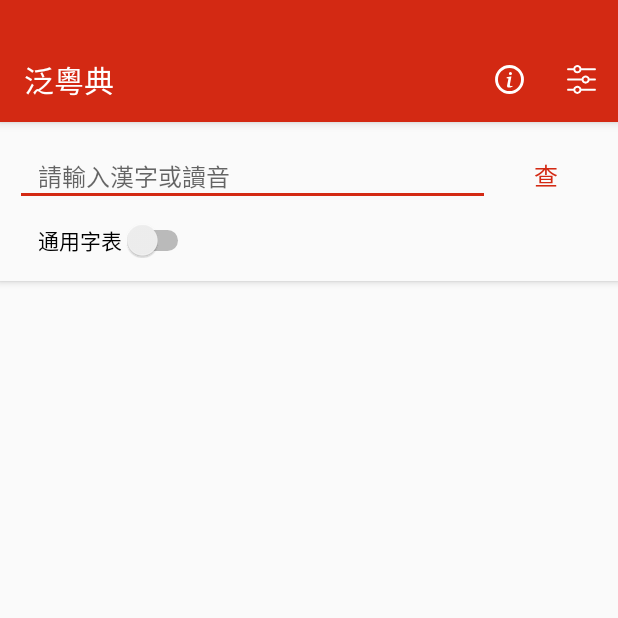
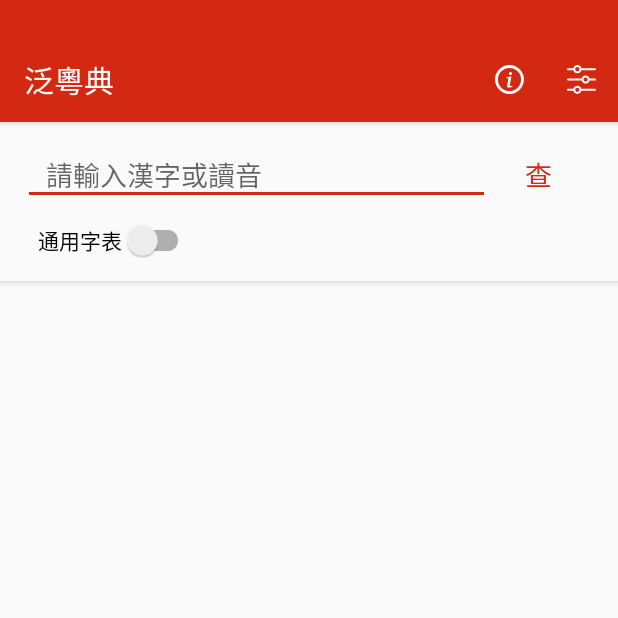
Before and after one commit to JyutdictEB/Jyutdict-Android, an Android app: the screen it shows after launch (MainActivity), on a phone screen of 412 x 824 dp, the top half of it. Run offline under Robolectric (Android 15) with nearby library versions, the phone set to English and light mode, and no system bars; libraries missing offline, so code that uses them is left out: com.github.zackratos.ultimatebar; pictures from the network do not load; 1 statement that could not run was skipped.

Commit message:
v0.3.7/210205

```diff
--- a/app/build.gradle
+++ b/app/build.gradle
@@ -8,8 +8,8 @@ android {
         applicationId "cc.ecisr.jyutdict"
         minSdkVersion 14
         targetSdkVersion 30
-        versionCode 31
-        versionName "0.3.1"
+        versionCode 37
+        versionName "0.3.7"
 
         testInstrumentationRunner "androidx.test.runner.AndroidJUnitRunner"
     }
--- a/app/src/main/java/cc/ecisr/jyutdict/InfoActivity.java
+++ b/app/src/main/java/cc/ecisr/jyutdict/InfoActivity.java
@@ -3,7 +3,6 @@ package cc.ecisr.jyutdict;
 import androidx.appcompat.app.AppCompatActivity;
 
 import android.os.Bundle;
-import android.webkit.WebSettings;
 import android.webkit.WebView;
 
 /**
@@ -19,7 +18,7 @@ public class InfoActivity extends AppCompatActivity {
 		super.onCreate(savedInstanceState);
 		setContentView(R.layout.activity_info);
 		webView = findViewById(R.id.web_view);
-		WebSettings webSettings = webView.getSettings();
+		// WebSettings webSettings = webView.getSettings();
 
 		webView.loadUrl(INFO_HTML_FILE_URL);
 
--- a/app/src/main/java/cc/ecisr/jyutdict/MainActivity.java
+++ b/app/src/main/java/cc/ecisr/jyutdict/MainActivity.java
@@ -10,15 +10,14 @@ import androidx.core.content.ContextCompat;
 import android.Manifest;
 import android.animation.ArgbEvaluator;
 import android.animation.ObjectAnimator;
-import android.annotation.SuppressLint;
 import android.app.AlertDialog;
 import android.content.Context;
 import android.content.Intent;
 import android.content.SharedPreferences;
 import android.content.pm.PackageManager;
-import android.graphics.Color;
 import android.os.Bundle;
 import android.os.Handler;
+import android.os.Looper;
 import android.os.Message;
 import android.text.Editable;
 import android.text.TextWatcher;
@@ -30,11 +29,9 @@ import android.view.inputmethod.EditorInfo;
 import android.view.inputmethod.InputMethodManager;
 import android.widget.ArrayAdapter;
 import android.widget.Button;
-import android.widget.EditText;
 import android.widget.LinearLayout;
 import android.widget.ProgressBar;
 import android.widget.Spinner;
-import android.widget.Switch;
 
 import com.github.zackratos.ultimatebar.UltimateBar;
 
@@ -50,6 +47,8 @@ import cc.ecisr.jyutdict.utils.StringUtil;
 import cc.ecisr.jyutdict.utils.EnumConst;
 import cc.ecisr.jyutdict.utils.HttpUtil;
 import cc.ecisr.jyutdict.utils.ToastUtil;
+import cc.ecisr.jyutdict.widget.EditTextWithClear;
+import cc.ecisr.jyutdict.widget.SwitchCustomized;
 
 /**
  * app 的主頁面，包含一個查詢結果的 fragment
@@ -58,10 +57,10 @@ public class MainActivity extends AppCompatActivity {
 	private static final String TAG = "`MainActivity";
 	private static final String URL_API_ROOT = "https://www.jyutdict.org/api/v0.9/";
 
-	EditText inputEditText;
-	Button btnQueryConfirm;
+	EditTextWithClear inputEditText;
+	Button btnQueryConfirm, btnQueryClear;
 	Spinner spinnerQueryLocation;
-	Switch switchQueryOpts1, switchQueryOpts2, switchQueryOpts3;
+	SwitchCustomized switchQueryOpts1, switchQueryOpts2, switchQueryOpts3;
 	ResultFragment resultFragment;
 	ProgressBar loadingProgressBar;
 	Toolbar toolbar;
@@ -76,18 +75,17 @@ public class MainActivity extends AppCompatActivity {
 	// 是否已成功獲取到泛粵字表表頭並且完成初始化步驟
 	boolean isPrepared = false;
 
+	// 指示是否剛初始化完畢，當點擊過查詢按鈕時纔變 False
+	boolean isJustInitialized = true;
+
 	// 下拉選擇框的 Adapter，存放的是可供查詢的查詢地名
 	ArrayAdapter<String> locationsAdapter;
-
-	// 儲存泛粵字表的表頭
-	// 內部以静态方式儲存
-	HeaderInfo headerInfo;
 
 	// 用於獲取用戶的設置，與存儲各開關的狀態
 	SharedPreferences sp;
 
 	// 用於網絡線程與主線程間的通信
-	Handler mainHandler;
+	MainHandler mainHandler;
 	// 用於向服務器發送請求，與接收回應
 	HttpUtil query = new HttpUtil(HttpUtil.GET);
 
@@ -103,6 +101,7 @@ public class MainActivity extends AppCompatActivity {
 		lyMain = findViewById(R.id.whole_main_layout);
 		inputEditText = findViewById(R.id.edit_text_input);
 		btnQueryConfirm = findViewById(R.id.btn_query);
+		btnQueryClear = findViewById(R.id.btn_clear);
 		spinnerQueryLocation = findViewById(R.id.locate_spinner);
 		lyAdvancedSearch = findViewById(R.id.input_advanced_switch);
 		switchQueryOpts1 = findViewById(R.id.switch_select_sheet);
@@ -115,10 +114,8 @@ public class MainActivity extends AppCompatActivity {
 		locationsAdapter = new ArrayAdapter<>(this, R.layout.spinner_drop_down_item);
 		spinnerQueryLocation.setAdapter(locationsAdapter);
 		locationsAdapter.add("字/音");
-		//locationsAdapter.add("俗字");
 	}
 
-	@SuppressLint("HandlerLeak")
 	@Override
 	protected void onCreate(Bundle savedInstanceState) {
 		super.onCreate(savedInstanceState);
@@ -135,23 +132,22 @@ public class MainActivity extends AppCompatActivity {
 		}
 		initPermission();
 
-		mainHandler = new Handler() {
-			@Override
-			public void handleMessage(@NonNull Message msg) {
+		mainHandler = new MainHandler(Looper.getMainLooper(), msg -> {
 			switch (msg.what) {
 				case EnumConst.INITIALIZE_LOCATIONS: // 初始化表頭
 					try {
 						JSONArray headerArray = new JSONObject( // TODO 改用其它第三方JSON來解析
 								msg.obj.toString()
 						).getJSONArray("__valid_options");
-							headerInfo = new HeaderInfo(headerArray);
+						HeaderInfo.load(headerArray);
 
 						locationsAdapter.addAll(HeaderInfo.getCityList());
 
 						spinnerQueryLocation.setSelection(
 								sp.getInt("spinner_selected_position", 0));
 						isPrepared = true;
-							if (inputEditText.getText().length() != 0) search();
+						query.setHandler(mainHandler);
+						if (!isJustInitialized && inputEditText.getText().length() != 0) search();
 					} catch (JSONException ignored) {}
 					break;
 				case HttpUtil.REQUEST_CONTENT_SUCCESSFULLY:
@@ -159,7 +155,10 @@ public class MainActivity extends AppCompatActivity {
 					loadingProgressBar.setVisibility(View.GONE);
 					break;
 				case HttpUtil.REQUEST_CONTENT_FAIL:
-						ToastUtil.msg(MainActivity.this, getString(R.string.error_tips_network, msg.obj.toString()));
+					String toastMessage = "0".equals(msg.obj.toString()) ?
+							getString(R.string.error_tips_network_out_of_time) :
+							getString(R.string.error_tips_network, msg.obj.toString());
+					ToastUtil.msg(this, toastMessage);
 					loadingProgressBar.setVisibility(View.GONE);
 					break;
 				default:
@@ -167,11 +166,19 @@ public class MainActivity extends AppCompatActivity {
 			}
 			btnQueryConfirm.setEnabled(true);
 			btnQueryConfirm.setTextColor(getResources().getColor(R.color.colorPrimary));
-			}
-		};
+		});
 
 		// 查詢按鈕
-		btnQueryConfirm.setOnClickListener(v -> search());
+		btnQueryConfirm.setOnClickListener(v -> {
+			isJustInitialized = false;
+			if (!isPrepared) {
+				ToastUtil.msg(this, "正在獲取地方信息，請稍候");
+				query.start(); // 重新向服務器發送請求
+				return;
+			}
+			search();
+		});
+		btnQueryClear.setOnClickListener(v -> inputEditText.setText(""));
 
 		// 監聽焦點在輸入框內的軟鍵盤的確認按鈕
 		inputEditText.setOnEditorActionListener((v, actionId, event) -> {
@@ -189,11 +196,17 @@ public class MainActivity extends AppCompatActivity {
 		});
 
 		// 監聽輸入框的輸入 // 僅用於功能測試
-		inputEditText.addTextChangedListener(new TextWatcher() { // 用來根據蒐字/蒐音變按鈕色
+		inputEditText.addTextChangedListener(new TextWatcher() { // 用來根據搜字/搜音變按鈕色
 			@Override
 			public void beforeTextChanged(CharSequence s, int start, int count, int after) {}
 			@Override
-			public void onTextChanged(CharSequence s, int start, int before, int count) {}
+			public void onTextChanged(CharSequence s, int start, int before, int count) {
+				if ("".equals(s.toString())) {
+					btnQueryClear.setVisibility(View.GONE);
+				} else {
+					btnQueryClear.setVisibility(View.VISIBLE);
+				}
+			}
 			@Override
 			public void afterTextChanged(Editable s) {
 				int presentColor = (StringUtil.isAlphaString(s.toString())) ?
@@ -209,9 +222,12 @@ public class MainActivity extends AppCompatActivity {
 			}
 		});
 		previousColor = getResources().getColor(R.color.colorPrimary);
+		btnQueryClear.setVisibility(View.GONE);
 
 		// 讀取幾個開關之前的狀態
 		sp = getSharedPreferences("settings", MODE_PRIVATE);
+		switchQueryOpts1.setSetCheckedListener(this::setInputEditTextHint);
+		switchQueryOpts2.setSetCheckedListener(this::setInputEditTextHint);
 		switchQueryOpts1.setChecked(sp.getBoolean("switch_1_is_checked", false));
 		switchQueryOpts2.setChecked(sp.getBoolean("switch_2_is_checked", false));
 		switchQueryOpts3.setChecked(sp.getBoolean("switch_3_is_checked", false));
@@ -223,9 +239,13 @@ public class MainActivity extends AppCompatActivity {
 
 		// 獲取泛粵字表的表頭
 		query.setUrl("http://jyutdict.org/api/v0.9/sheet?query=&header")
-			.setHandler(mainHandler, EnumConst.INITIALIZE_LOCATIONS)
-			.start();
+				.setHandler(mainHandler, EnumConst.INITIALIZE_LOCATIONS);
+		boolean hadCheckedInfoActivity = sp.getBoolean("had_checked_info_activity_2", false);
+		if (hadCheckedInfoActivity) {
+			query.start();
+		} else {
 			printTipsMessageBox();
+		}
 	}
 
 	/**
@@ -263,14 +283,14 @@ public class MainActivity extends AppCompatActivity {
 	 *
 	 * REQUESTING_SETTING 表示打開設置界面的 request code
 	 */
-	private static final int REQUESTING_SETTING = 8308;
+
 	@Override
 	public boolean onOptionsItemSelected(@NonNull MenuItem item) {
 		Intent intent;
 		int itemId = item.getItemId();
 		if (itemId == R.id.menu_setting) {
 			intent = new Intent(MainActivity.this, SettingsActivity.class);
-			startActivityForResult(intent, REQUESTING_SETTING);
+			startActivityForResult(intent, EnumConst.ACTIVITY_REQUESTING_SETTING);
 		} else if (itemId == R.id.menu_info) {
 			intent = new Intent(MainActivity.this, InfoActivity.class);
 			startActivity(intent);
@@ -347,17 +367,24 @@ public class MainActivity extends AppCompatActivity {
 	 *
 	 */
 	private void search() {
-		if (!isPrepared) {
-			ToastUtil.msg(this, "正在獲取地方信息，請稍候");
-			query.start(); // 重新向服務器發送請求
+		if (inputEditText.getText() != null) {
+			setInputString(inputEditText.getText().toString()); // 必须放在最前面
+		} else {
 			return;
 		}
-		setInputString(inputEditText.getText().toString()); // 必须放在最前面
+
+		if (isPrepared && "".equals(inputString) && !(switchQueryOpts1.isChecked() && !switchQueryOpts2.isChecked())) {
+			return;
+		} // 搜索欄爲空時不檢索
+
 		ResultItemAdapter.ResultInfo.clearItem();
 		loadingProgressBar.setVisibility(View.VISIBLE);
 		StringBuilder url = new StringBuilder(URL_API_ROOT);
 		if (switchQueryOpts1.isChecked()) { // 檢索泛粵字表
 			queryObjectWhat = EnumConst.QUERYING_SHEET;
+			if (inputString.equals("") && !switchQueryOpts2.isChecked()) {
+				url.append("sheet?query=!&limit=10");
+			} else {
 				if (StringUtil.isAlphaString(inputString) && !switchQueryOpts2.isChecked()) { // 音
 					url.append(String.format("sheet?query=%s&trim", inputString));
 
@@ -377,6 +404,7 @@ public class MainActivity extends AppCompatActivity {
 				if (switchQueryOpts3.isChecked()) {
 					url.append("&regex");
 				}
+			}
 		} else { // 檢索通用字表
 			if (StringUtil.isAlphaString(inputString)) { // 音
 				queryObjectWhat = EnumConst.QUERYING_PRON;
@@ -387,9 +415,7 @@ public class MainActivity extends AppCompatActivity {
 			}
 		}
 
-		query.setUrl(url.toString()) // GET請求服務器API
-			.setHandler(mainHandler)
-			.start();
+		query.setUrl(url.toString()).start(); // GET請求服務器API
 		btnQueryConfirm.setEnabled(false);
 		btnQueryConfirm.setTextColor(getResources().getColor(R.color.colorUnavailable));
 		saveLayoutStatus();
@@ -398,10 +424,25 @@ public class MainActivity extends AppCompatActivity {
 	@Override
 	protected void onActivityResult(int requestCode, int resultCode, @Nullable Intent data) {
 		super.onActivityResult(requestCode, resultCode, data);
-		if (requestCode == REQUESTING_SETTING) {
+		if (requestCode == EnumConst.ACTIVITY_REQUESTING_SETTING) {
 			boolean isEnableAdvancedSearch = (resultCode&0b1) != 0;
 			lyAdvancedSearch.setVisibility(isEnableAdvancedSearch ? View.VISIBLE : View.GONE);
 			if (!isEnableAdvancedSearch) switchQueryOpts3.setChecked(false);
+		} else if (requestCode == EnumConst.ACTIVITY_CHECKING_INFO_PRIVACY) {
+			query.start();
+		}
+	}
+
+
+	private void setInputEditTextHint() {
+		if (switchQueryOpts1.isChecked()) {
+			if (switchQueryOpts2.isChecked()) {
+				inputEditText.setHint(R.string.search_tips_backward);
+			} else {
+				inputEditText.setHint(R.string.search_tips_expend);
+			}
+		} else {
+			inputEditText.setHint(R.string.search_tips);
 		}
 	}
 
@@ -409,15 +450,16 @@ public class MainActivity extends AppCompatActivity {
 	 * 首次使用時顯示提示框
 	 */
 	private void printTipsMessageBox() {
-		boolean hadCheckedInfoActivity = sp.getBoolean("had_checked_info_activity", false);
-		if (hadCheckedInfoActivity) return;
 		new AlertDialog.Builder(this)
 				.setTitle("歡迎使用本應用！")
-				.setMessage("在使用之前，請務必閱覽本應用之說明。\n\n起碼把紅字看完！")
+				.setMessage("在使用之前，請務必閱覽本應用之說明。\n\n起碼把紅字看完！\n\n註意：內含隱私聲明，返回此界面則代表同意該聲明。")
 				.setPositiveButton("打開「幫助」頁面",
 						(dialogInterface, i) -> {
-							startActivity(new Intent(MainActivity.this, InfoActivity.class));
-							sp.edit().putBoolean("had_checked_info_activity", true).apply();
+							startActivityForResult(
+									new Intent(MainActivity.this, InfoActivity.class),
+									EnumConst.ACTIVITY_CHECKING_INFO_PRIVACY
+							);
+							sp.edit().putBoolean("had_checked_info_activity_2", true).apply();
 						})
 				.setCancelable(false)
 				.show();
@@ -454,4 +496,25 @@ public class MainActivity extends AppCompatActivity {
 		}
 		super.onRequestPermissionsResult(requestCode, permissions, grantResults);
 	}
+
+	static class MainHandler extends Handler{
+		//WeakReference<MainActivity> mActivity;
+		IHandleMessageProcessor iHandleMessageProcessor;
+
+		public MainHandler(@NonNull Looper looper, IHandleMessageProcessor processor) {
+			super(looper);
+			iHandleMessageProcessor = processor;
 		}
+
+		@Override
+		public void handleMessage(@Nullable Message msg) {
+			iHandleMessageProcessor.handleMessage(msg);
+		}
+
+		public interface IHandleMessageProcessor {
+			void handleMessage(Message msg);
+		}
+	}
+
+
+}
--- a/app/src/main/java/cc/ecisr/jyutdict/utils/EnumConst.java
+++ b/app/src/main/java/cc/ecisr/jyutdict/utils/EnumConst.java
@@ -10,4 +10,7 @@ public class EnumConst {
 
 	public static final int GETTING_CONTENT_LOCATION = 0;
 	public static final int GETTING_CONTENT_WANSHYU = 1;
+
+	public static final int ACTIVITY_REQUESTING_SETTING = 8308;
+	public static final int ACTIVITY_CHECKING_INFO_PRIVACY = 8309;
 }
--- a/app/src/main/java/cc/ecisr/jyutdict/utils/HttpUtil.java
+++ b/app/src/main/java/cc/ecisr/jyutdict/utils/HttpUtil.java
@@ -30,7 +30,7 @@ public class HttpUtil {
 	private String urlStr = "";
 	private Handler handler;
 	private GetThread getThread;
-	private Boolean mode; // False For GET, True For POST
+	private final Boolean mode; // False For GET, True For POST
 
 	private int messageWhat;
 
--- /dev/null
+++ b/app/src/main/java/cc/ecisr/jyutdict/widget/EditTextWithClear.java
@@ -0,0 +1,44 @@
+package cc.ecisr.jyutdict.widget;
+
+import android.content.Context;
+import android.text.Editable;
+import android.text.TextWatcher;
+import android.util.AttributeSet;
+import android.view.View;
+
+public class EditTextWithClear extends androidx.appcompat.widget.AppCompatEditText implements View.OnFocusChangeListener, TextWatcher {
+
+
+	public EditTextWithClear(Context context) {
+		super(context);
+	}
+
+	public EditTextWithClear(Context context, AttributeSet attrs) {
+		super(context, attrs);
+	}
+
+	public EditTextWithClear(Context context, AttributeSet attrs, int defStyleAttr) {
+		super(context, attrs, defStyleAttr);
+	}
+
+
+	@Override
+	public void beforeTextChanged(CharSequence charSequence, int i, int i1, int i2) {
+
+	}
+
+	@Override
+	public void onTextChanged(CharSequence charSequence, int i, int i1, int i2) {
+
+	}
+
+	@Override
+	public void afterTextChanged(Editable editable) {
+
+	}
+
+	@Override
+	public void onFocusChange(View view, boolean b) {
+
+	}
+}
--- /dev/null
+++ b/app/src/main/java/cc/ecisr/jyutdict/widget/SwitchCustomized.java
@@ -0,0 +1,41 @@
+package cc.ecisr.jyutdict.widget;
+
+import android.content.Context;
+import android.util.AttributeSet;
+
+import androidx.annotation.NonNull;
+import androidx.annotation.Nullable;
+
+import com.google.android.material.switchmaterial.SwitchMaterial;
+
+public class SwitchCustomized extends SwitchMaterial {
+	private OnSetCheckedListener mListener;
+	private boolean isSetSetCheckedListener = false;
+
+	public SwitchCustomized(@NonNull Context context) {
+		super(context);
+	}
+
+	public SwitchCustomized(@NonNull Context context, @Nullable AttributeSet attrs) {
+		super(context, attrs);
+	}
+
+	public SwitchCustomized(@NonNull Context context, @Nullable AttributeSet attrs, int defStyleAttr) {
+		super(context, attrs, defStyleAttr);
+	}
+
+	public void setSetCheckedListener(OnSetCheckedListener listener) {
+		mListener = listener;
+		isSetSetCheckedListener = true;
+	}
+
+	@Override
+	public void setChecked(boolean checked) {
+		super.setChecked(checked);
+		if (isSetSetCheckedListener) mListener.onAfterSetChecked();
+	}
+
+	public interface OnSetCheckedListener {
+		void onAfterSetChecked();
+	}
+}
--- a/app/src/main/res/layout/activity_info.xml
+++ b/app/src/main/res/layout/activity_info.xml
@@ -11,5 +11,7 @@
         android:layout_width="match_parent"
         android:layout_height="match_parent"
         tools:layout_editor_absoluteX="1dp"
-        tools:layout_editor_absoluteY="1dp" />
+        tools:layout_editor_absoluteY="1dp"
+        android:textIsSelectable="true"
+        />
 </androidx.constraintlayout.widget.ConstraintLayout>
--- a/app/src/main/res/layout/activity_main.xml
+++ b/app/src/main/res/layout/activity_main.xml
@@ -38,13 +38,14 @@
             android:orientation="horizontal"
             app:layout_constraintEnd_toEndOf="parent"
             app:layout_constraintStart_toStartOf="parent"
-            app:layout_constraintTop_toTopOf="parent">
+            app:layout_constraintTop_toTopOf="parent"
+            android:paddingHorizontal="5dp"
+            >
 
-
-            <EditText
+            <cc.ecisr.jyutdict.widget.EditTextWithClear
                 android:id="@+id/edit_text_input"
                 android:layout_width="0dp"
-                android:layout_height="40dp"
+                android:layout_height="match_parent"
                 android:layout_weight="2"
                 android:backgroundTint="@color/colorPrimary"
                 android:ems="10"
@@ -56,24 +57,30 @@
                 android:maxLines="1"
                 android:paddingHorizontal="15dp"
                 android:paddingVertical="0dp"
-                android:textSize="16dp"
-                android:theme="@style/MyEditText"
-                app:layout_constraintStart_toEndOf="@+id/textView"
-                app:layout_constraintTop_toTopOf="@+id/textView" />
-
+                android:textSize="18sp"
+                android:theme="@style/MyEditText"/>
+            <Button
+                android:id="@+id/btn_clear"
+                android:layout_width="25dp"
+                android:layout_height="match_parent"
+                android:background="#00000000"
+                android:foreground="?selectableItemBackground"
+                android:text="@string/search_clear"
+                android:textColor="@color/colorPrimary"
+                android:textSize="26sp"
+                android:layout_marginEnd="10dp"
+                android:layout_marginRight="10dp" />
             <Button
                 android:id="@+id/btn_query"
-                android:layout_width="75dp"
-                android:layout_height="40dp"
+                android:layout_width="70dp"
+                android:paddingEnd="5dp"
+                android:paddingRight="5dp"
+                android:layout_height="match_parent"
                 android:background="#00000000"
                 android:foreground="?selectableItemBackground"
                 android:text="@string/search_button"
                 android:textColor="@color/colorPrimary"
-                android:paddingVertical="0dp"
-                android:textSize="16dp"
-                app:layout_constraintEnd_toEndOf="parent"
-                app:layout_constraintTop_toTopOf="@+id/textView"
-                />
+                android:textSize="18sp"/>
 
         </LinearLayout>
 
@@ -89,22 +96,22 @@
             app:layout_constraintStart_toStartOf="parent"
             app:layout_constraintTop_toBottomOf="@+id/input_line">
 
-            <Switch
+            <cc.ecisr.jyutdict.widget.SwitchCustomized
                 android:id="@+id/switch_select_sheet"
                 android:layout_width="wrap_content"
                 android:layout_height="match_parent"
                 android:text="@string/search_common_sheet"
-                android:theme="@style/ColorSwitchStyle"
+                android:theme="@style/SwitchStyle"
                 app:layout_constraintStart_toStartOf="@+id/input_line"
                 app:layout_constraintTop_toBottomOf="@+id/input_line" />
 
-            <Switch
+            <cc.ecisr.jyutdict.widget.SwitchCustomized
                 android:id="@+id/switch_reverse_search"
                 android:layout_width="wrap_content"
                 android:layout_height="match_parent"
                 android:layout_marginHorizontal="10dp"
                 android:text="@string/search_reversal"
-                android:theme="@style/ColorSwitchStyle"
+                android:theme="@style/SwitchStyle"
                 android:visibility="invisible"
                 app:layout_constraintStart_toEndOf="@+id/switch_select_sheet"
                 app:layout_constraintTop_toTopOf="@+id/switch_select_sheet" />
@@ -131,12 +138,12 @@
             app:layout_constraintStart_toStartOf="parent"
             app:layout_constraintTop_toBottomOf="@+id/input_switch">
 
-            <Switch
+            <cc.ecisr.jyutdict.widget.SwitchCustomized
                 android:id="@+id/switch_use_regex"
                 android:layout_width="wrap_content"
                 android:layout_height="match_parent"
                 android:text="@string/search_enable_regex"
-                android:theme="@style/ColorSwitchStyle"
+                android:theme="@style/SwitchStyle"
                 app:layout_constraintStart_toStartOf="@+id/input_line"
                 app:layout_constraintTop_toBottomOf="@+id/input_line" />
         </LinearLayout>
--- a/app/src/main/res/layout/layout_result_list_item.xml
+++ b/app/src/main/res/layout/layout_result_list_item.xml
@@ -41,7 +41,7 @@
                 android:foregroundGravity="center"
                 android:layout_gravity="center"
                 android:paddingHorizontal="15dp"
-                android:textSize="54sp"
+                android:textSize="50sp"
                 android:text="@string/result_list_chara"
                 android:textColor="@color/colorBlack"
                 />
--- a/app/src/main/res/values/strings.xml
+++ b/app/src/main/res/values/strings.xml
@@ -3,7 +3,7 @@
     <string name="app_version">當前版本：%1$d.%2$d.%3$d\n長按此處檢測新版本</string>
     <string name="app_version_0">0</string>
     <string name="app_version_1">3</string>
-    <string name="app_version_2">0</string>
+    <string name="app_version_2">7</string>
     <string name="app_about">泛粵大典附屬應用 by EcisRhetha\nwww.jyutdict.org</string>
 
     <!-- MainActivity -->
@@ -15,7 +15,10 @@
     <string name="result_list_upper">分韻 第六東董凍篤-虫 , 穿東陽平(chung4) , 復也曡也 | 第六東董凍篤-仲 , 照東陽去(zhung) , 厚也又慎重輕重\n英華 chung꜅(zhung6) | ꜁ch\'ung(chung4)</string>
     <string name="result_list_bottom">U+8FFFFF</string>
     <string name="search_tips">請輸入漢字或讀音</string>
+    <string name="search_tips_expend">留空檢索以隨機展示</string>
+    <string name="search_tips_backward">請輸入檢索字符串</string>
     <string name="search_button">查</string>
+    <string name="search_clear">×</string>
     <string name="search_common_sheet">通用字表</string>
     <string name="search_jyut_sheet">泛粵字表</string>
     <string name="search_reversal">反查釋義</string>
@@ -27,10 +30,13 @@
 
     <!-- Toast Message-->
     <string name="error_tips_network">網絡或服務器錯誤，錯誤碼：%1$s</string>
+    <string name="error_tips_network_out_of_time">未能連接服務器</string>
     <string name="tips_version_checking">正在检测更新版本</string>
     <string name="tips_version_checked">已为最新</string>
     <string name="tips_version_detected">有新版本，請於「幫助」頁面底部進入下載地址</string>
     <string name="permission_requesting">本應用需要通過網絡提供查詢服務，故還請允許相關的權限</string>
+    <string name="tips_no_result">無結果</string>
+    <string name="tips_chara_copied">已複製：%1$s</string>
 
     <!-- SettingActivity -->
     <string name="title_activity_settings">設置</string>
--- a/app/src/main/res/values/styles.xml
+++ b/app/src/main/res/values/styles.xml
@@ -14,8 +14,9 @@
         <item name="colorControlActivated">@color/colorAccent</item>
     </style>
 
-    <style name="ColorSwitchStyle">
+    <style name="SwitchStyle" parent="Theme.AppCompat.Light">
         <item name="colorControlActivated">@color/colorPrimaryDark</item>
+        <!--<item name="colorSwitchThumbNormal">@color/colorHover</item> // 关闭时的颜色-->
+        <!--<item name="android:colorForeground">@color/colorGray</item> // 关闭时的轨迹颜色-->
     </style>
-
 </resources>
```
Also changed, not shown: app/src/main/java/cc/ecisr/jyutdict/ResultFragment.java (+8 -5 lines), app/src/main/java/cc/ecisr/jyutdict/SettingsActivity.java (+24 -9 lines), app/src/main/java/cc/ecisr/jyutdict/struct/Character.java (+14 -9 lines), app/src/main/java/cc/ecisr/jyutdict/struct/HeaderInfo.java (+10 -10 lines), app/src/main/res/drawable/ic_clear.xml (added, +9 -0 lines), 2 other files. Lines whose indentation alone changed are shown as unchanged.
